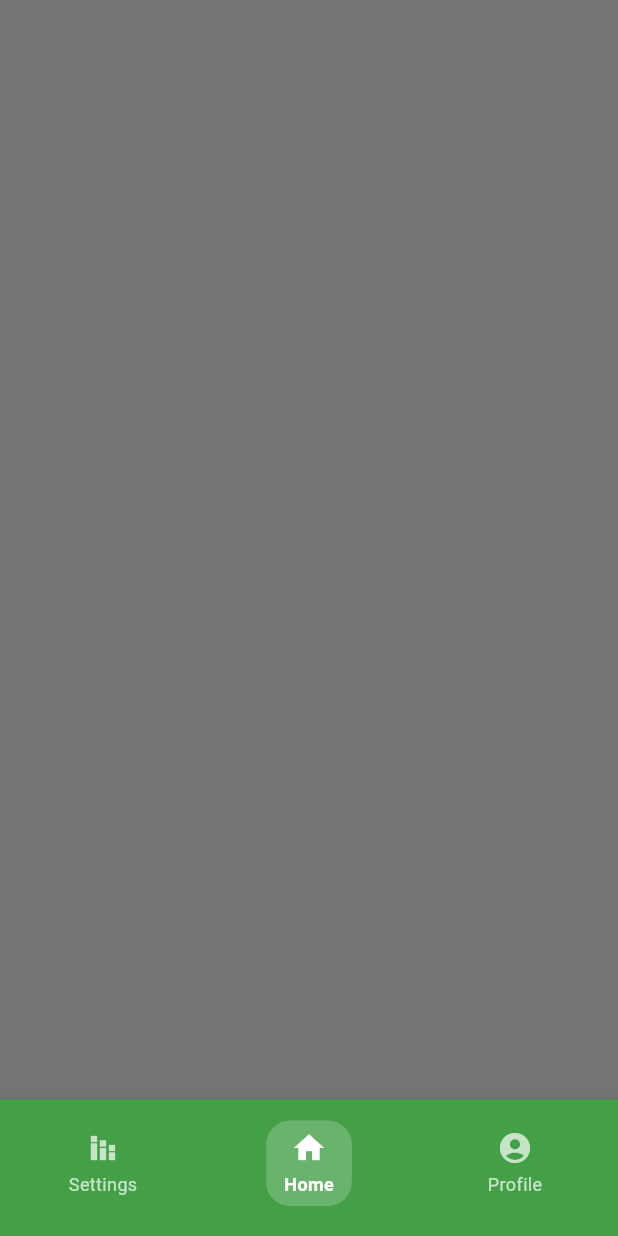
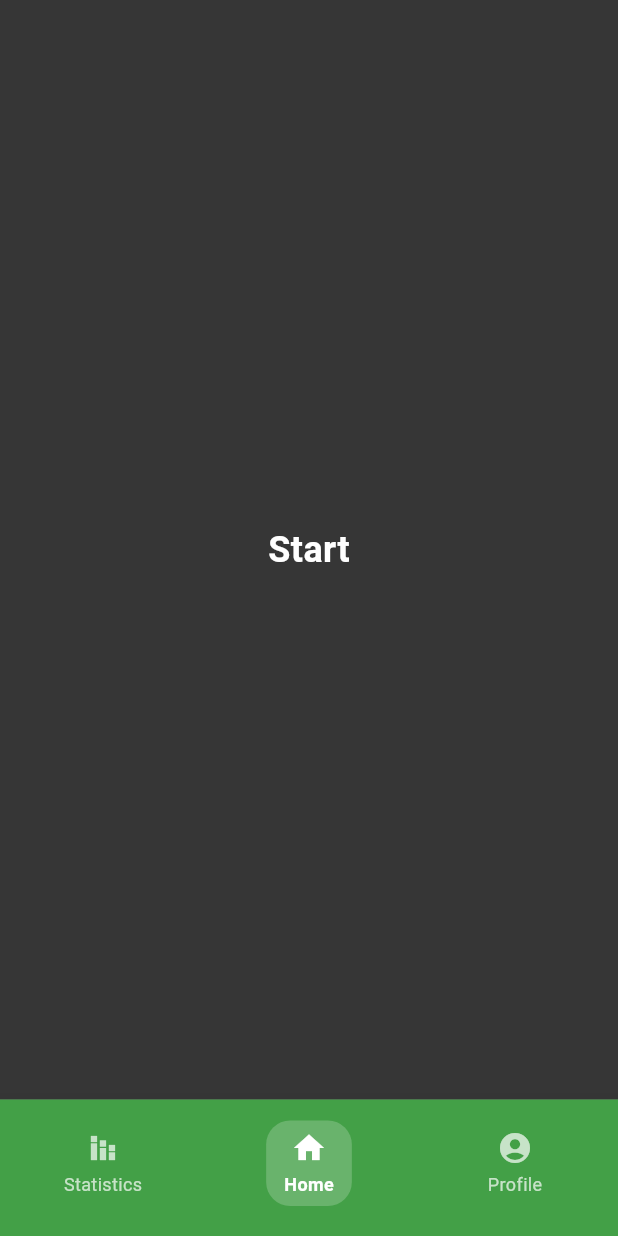
Before and after one commit to B3bq/gcontrol, a Flutter app: the HomePage screen opened directly, on a phone screen of 412 x 824 dp. Run offline on Flutter 3.47's test engine with Material 3 defaults, Android fonts, the phone set to English and light mode, and no system bars.

Commit message:
division into three sections

```diff
--- a/lib/main.dart
+++ b/lib/main.dart
@@ -1,5 +1,6 @@
 import 'package:flutter/material.dart';
 import 'package:gcontrol/screens/login.dart';
+import 'package:gcontrol/screens/home.dart';
 
 void main() {
   runApp(const MyApp());
@@ -19,7 +20,7 @@ class MyApp extends StatelessWidget {
               displayColor: Colors.white,
             ),
       ),
-      home: const LoginPage(),
+      home: const HomePage(),
     );
   }
 }
--- a/lib/screens/home.dart
+++ b/lib/screens/home.dart
@@ -1,4 +1,7 @@
 import 'package:flutter/material.dart';
+import 'package:gcontrol/screens/profile.dart';
+import 'package:gcontrol/screens/stats.dart';
+import 'package:gcontrol/screens/start.dart';
 
 class HomePage extends StatefulWidget{
   const HomePage({super.key});
@@ -17,6 +20,9 @@ class _HomePage extends State<HomePage> {
   void initState() {
     super.initState();
     _screens = [
+      const StatsPage(),
+      const StartPage(),
+      const ProfilePage(),
     ];
   }
 
@@ -74,7 +80,7 @@ class _HomePage extends State<HomePage> {
               });
             },
             items: [
-              BottomNavigationBarItem(icon: _buildItem(Icons.stacked_bar_chart_sharp, 'Settings', 0), label: 'Stats'),
+              BottomNavigationBarItem(icon: _buildItem(Icons.stacked_bar_chart_sharp, 'Statistics', 0), label: 'Stats'),
               BottomNavigationBarItem(icon: _buildItem(Icons.home, 'Home', 1), label: 'Home'),
               BottomNavigationBarItem(icon: _buildItem(Icons.account_circle, 'Profile', 2), label: 'Profile'),
             ],
--- /dev/null
+++ b/lib/screens/start.dart
@@ -0,0 +1,29 @@
+import 'package:flutter/material.dart';
+
+class StartPage extends StatefulWidget{
+  const StartPage({super.key});
+
+  @override
+  State<StartPage> createState() => _StartPage();
+}
+
+class _StartPage extends State<StartPage> {
+  @override
+  Widget build(BuildContext context) {
+    return Scaffold(
+      backgroundColor: Colors.black54,
+      body: Center(
+        child: SingleChildScrollView(
+          padding: const EdgeInsets.all(24.0),
+          child: Column(
+            mainAxisAlignment: MainAxisAlignment.center,
+            children: [
+              const Text('Start',
+                  style: TextStyle(fontSize: 24, fontWeight: FontWeight.bold)),
+            ],
+          ),
+        ),
+      ),
+    );
+  }
+}
```
Also changed, not shown: lib/screens/profile.dart (added, +42 -0 lines), lib/screens/stats.dart (added, +29 -0 lines).
